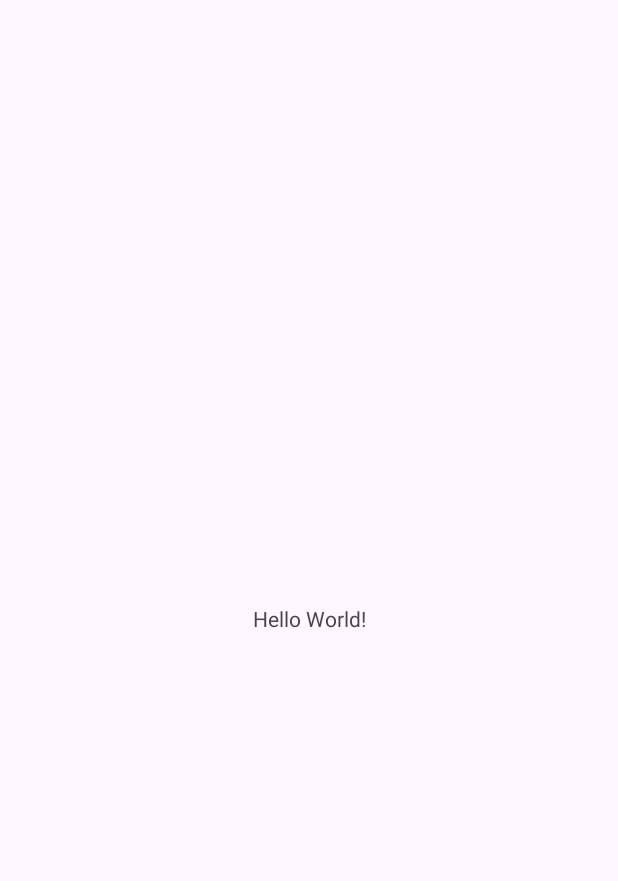
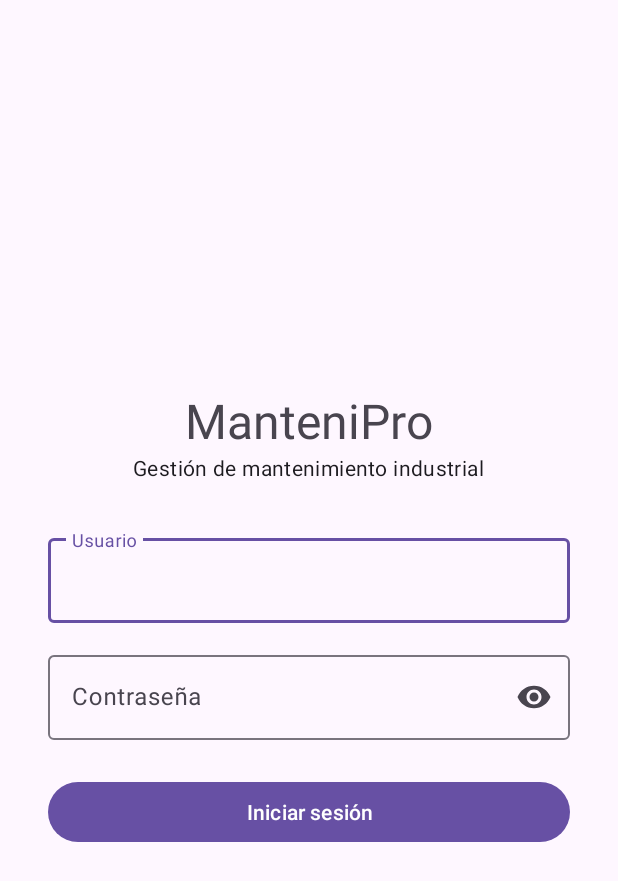
Before and after one commit to diegoalanbenitesgarcia-create/ManteniPro, an Android app: the screen it shows after launch (MainActivity before the commit, LoginActivity after it), on a phone screen of 412 x 824 dp. Before the commit the part shown is almost empty. Shown: the top 881 px of the screen. Run offline under Robolectric (Android 15) with nearby library versions, the phone set to English and light mode, and no system bars.

Commit message:
Agregar login, MainActivity y navegacion inferior

```diff
--- /dev/null
+++ b/app/src/main/java/com/example/mantenipro/LoginActivity.kt
@@ -0,0 +1,31 @@
+package com.example.mantenipro
+
+import android.content.Intent
+import android.os.Bundle
+import androidx.activity.enableEdgeToEdge
+import androidx.appcompat.app.AppCompatActivity
+import com.example.mantenipro.databinding.ActivityLoginBinding
+
+class LoginActivity : AppCompatActivity() {
+
+    private lateinit var binding: ActivityLoginBinding
+
+    override fun onCreate(savedInstanceState: Bundle?) {
+        super.onCreate(savedInstanceState)
+        enableEdgeToEdge()
+        binding = ActivityLoginBinding.inflate(layoutInflater)
+        setContentView(binding.root)
+
+        binding.btnIngresar.setOnClickListener {
+            val usuario = binding.etUsuario.text.toString().trim()
+            val clave = binding.etClave.text.toString()
+
+            if (usuario == "admin" && clave == "1234") {
+                startActivity(Intent(this, MainActivity::class.java))
+                finish()
+            } else {
+                binding.tilClave.error = "Usuario o contraseña incorrectos"
+            }
+        }
+    }
+}
--- a/app/src/main/java/com/example/mantenipro/MainActivity.kt
+++ b/app/src/main/java/com/example/mantenipro/MainActivity.kt
@@ -5,16 +5,29 @@ import androidx.activity.enableEdgeToEdge
 import androidx.appcompat.app.AppCompatActivity
 import androidx.core.view.ViewCompat
 import androidx.core.view.WindowInsetsCompat
+import androidx.navigation.fragment.NavHostFragment
+import androidx.navigation.ui.setupWithNavController
+import com.example.mantenipro.databinding.ActivityMainBinding
 
 class MainActivity : AppCompatActivity() {
+
+    private lateinit var binding: ActivityMainBinding
+
     override fun onCreate(savedInstanceState: Bundle?) {
         super.onCreate(savedInstanceState)
         enableEdgeToEdge()
-        setContentView(R.layout.activity_main)
-        ViewCompat.setOnApplyWindowInsetsListener(findViewById(R.id.main)) { v, insets ->
-            val systemBars = insets.getInsets(WindowInsetsCompat.Type.systemBars())
-            v.setPadding(systemBars.left, systemBars.top, systemBars.right, systemBars.bottom)
+        binding = ActivityMainBinding.inflate(layoutInflater)
+        setContentView(binding.root)
+
+        // Respeta la barra de estado; la barra inferior maneja su propio margen
+        ViewCompat.setOnApplyWindowInsetsListener(binding.root) { v, insets ->
+            val bars = insets.getInsets(WindowInsetsCompat.Type.systemBars())
+            v.setPadding(bars.left, bars.top, bars.right, 0)
             insets
         }
+
+        val navHost = supportFragmentManager
+            .findFragmentById(R.id.nav_host_fragment) as NavHostFragment
+        binding.bottomNav.setupWithNavController(navHost.navController)
     }
 }
--- /dev/null
+++ b/app/src/main/res/layout/activity_login.xml
@@ -0,0 +1,59 @@
+<?xml version="1.0" encoding="utf-8"?>
+<LinearLayout xmlns:android="http://schemas.android.com/apk/res/android"
+    xmlns:app="http://schemas.android.com/apk/res-auto"
+    android:layout_width="match_parent"
+    android:layout_height="match_parent"
+    android:gravity="center"
+    android:orientation="vertical"
+    android:padding="32dp">
+
+    <TextView
+        android:layout_width="wrap_content"
+        android:layout_height="wrap_content"
+        android:text="ManteniPro"
+        android:textAppearance="?attr/textAppearanceHeadlineLarge" />
+
+    <TextView
+        android:layout_width="wrap_content"
+        android:layout_height="wrap_content"
+        android:layout_marginBottom="32dp"
+        android:text="Gestión de mantenimiento industrial"
+        android:textAppearance="?attr/textAppearanceBodyMedium" />
+
+    <com.google.android.material.textfield.TextInputLayout
+        android:id="@+id/tilUsuario"
+        style="@style/Widget.Material3.TextInputLayout.OutlinedBox"
+        android:layout_width="match_parent"
+        android:layout_height="wrap_content"
+        android:hint="Usuario">
+
+        <com.google.android.material.textfield.TextInputEditText
+            android:id="@+id/etUsuario"
+            android:layout_width="match_parent"
+            android:layout_height="wrap_content"
+            android:inputType="text" />
+    </com.google.android.material.textfield.TextInputLayout>
+
+    <com.google.android.material.textfield.TextInputLayout
+        android:id="@+id/tilClave"
+        style="@style/Widget.Material3.TextInputLayout.OutlinedBox"
+        android:layout_width="match_parent"
+        android:layout_height="wrap_content"
+        android:layout_marginTop="16dp"
+        android:hint="Contraseña"
+        app:endIconMode="password_toggle">
+
+        <com.google.android.material.textfield.TextInputEditText
+            android:id="@+id/etClave"
+            android:layout_width="match_parent"
+            android:layout_height="wrap_content"
+            android:inputType="textPassword" />
+    </com.google.android.material.textfield.TextInputLayout>
+
+    <com.google.android.material.button.MaterialButton
+        android:id="@+id/btnIngresar"
+        android:layout_width="match_parent"
+        android:layout_height="wrap_content"
+        android:layout_marginTop="24dp"
+        android:text="Iniciar sesión" />
+</LinearLayout>
--- a/app/src/main/res/layout/activity_main.xml
+++ b/app/src/main/res/layout/activity_main.xml
@@ -1,19 +1,22 @@
 <?xml version="1.0" encoding="utf-8"?>
-<androidx.constraintlayout.widget.ConstraintLayout xmlns:android="http://schemas.android.com/apk/res/android"
+<LinearLayout xmlns:android="http://schemas.android.com/apk/res/android"
     xmlns:app="http://schemas.android.com/apk/res-auto"
-    xmlns:tools="http://schemas.android.com/tools"
-    android:id="@+id/main"
     android:layout_width="match_parent"
     android:layout_height="match_parent"
-    tools:context=".MainActivity">
+    android:orientation="vertical">
 
-    <TextView
-        android:layout_width="wrap_content"
+    <androidx.fragment.app.FragmentContainerView
+        android:id="@+id/nav_host_fragment"
+        android:name="androidx.navigation.fragment.NavHostFragment"
+        android:layout_width="match_parent"
+        android:layout_height="0dp"
+        android:layout_weight="1"
+        app:defaultNavHost="true"
+        app:navGraph="@navigation/nav_graph" />
+
+    <com.google.android.material.bottomnavigation.BottomNavigationView
+        android:id="@+id/bottom_nav"
+        android:layout_width="match_parent"
         android:layout_height="wrap_content"
-        android:text="Hello World!"
-        app:layout_constraintBottom_toBottomOf="parent"
-        app:layout_constraintEnd_toEndOf="parent"
-        app:layout_constraintStart_toStartOf="parent"
-        app:layout_constraintTop_toTopOf="parent" />
-
-</androidx.constraintlayout.widget.ConstraintLayout>
+        app:menu="@menu/bottom_nav_menu" />
+</LinearLayout>
```
Also changed, not shown: app/src/main/AndroidManifest.xml (+6 -4 lines), app/src/main/java/com/example/mantenipro/ui/PlaceholderFragments.kt (added, +46 -0 lines), app/src/main/res/drawable/ic_fallas.xml (added, +20 -0 lines), app/src/main/res/drawable/ic_historial.xml (added, +20 -0 lines), app/src/main/res/drawable/ic_mantenimiento.xml (added, +20 -0 lines), app/src/main/res/drawable/ic_maquinaria.xml (added, +20 -0 lines), app/src/main/res/drawable/ic_panel.xml (added, +20 -0 lines), app/src/main/res/layout/fragment_placeholder.xml (added, +12 -0 lines), app/src/main/res/menu/bottom_nav_menu.xml (added, +18 -0 lines), app/src/main/res/navigation/nav_graph.xml (added, +27 -0 lines).
